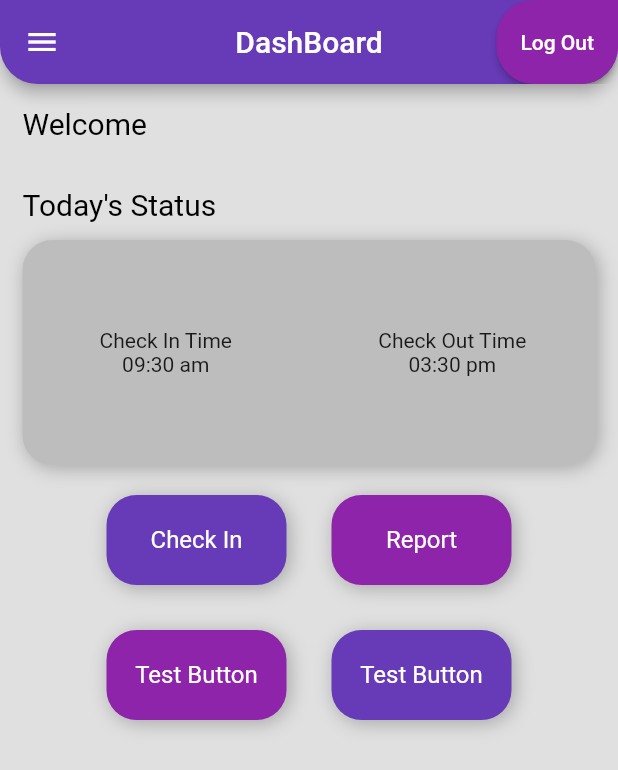
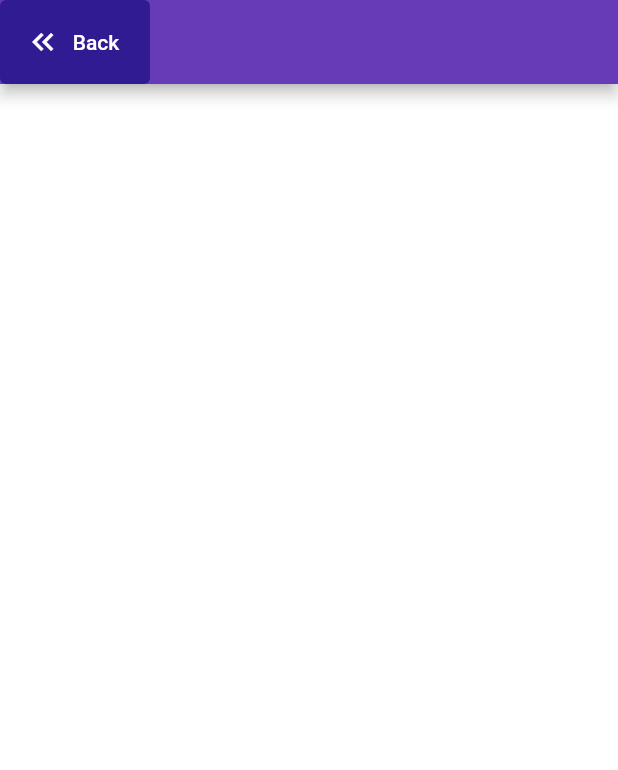
Before and after one commit to FahadKhan007/HRM-App, a Flutter app: the screen it shows once a user with an empty profile is signed in, after a tap on "Report", on a phone screen of 412 x 824 dp. Shown: the top 770 px of the screen. Run offline on Flutter 3.47's test engine with Material 2 defaults, Android fonts, the phone set to English and light mode, and no system bars; our stand-ins replace firebase_auth, firebase_core, get, google_fonts; accounts and stored records are empty; Roboto replaces fonts that are missing (Ubuntu).

Commit message:
dashboard interface changed attendence page added

```diff
--- /dev/null
+++ b/lib/attendance_page.dart
@@ -0,0 +1,37 @@
+// ignore_for_file: prefer_const_constructors
+
+import 'package:flutter/material.dart';
+import 'package:google_fonts/google_fonts.dart';
+
+class AttendancePage extends StatefulWidget {
+  const AttendancePage({super.key});
+
+  @override
+  State<AttendancePage> createState() => _AttendancePageState();
+}
+
+class _AttendancePageState extends State<AttendancePage> {
+  @override
+  Widget build(BuildContext context) {
+    return Scaffold(
+      appBar: AppBar(
+        backgroundColor: Colors.amberAccent,
+      ),
+      body: Column(
+        mainAxisAlignment: MainAxisAlignment.center,
+        children: [
+          Container(
+            alignment: Alignment.centerLeft,
+            child: Text(
+              '20:00:01',
+              style: GoogleFonts.ubuntu(
+                fontSize: 20,
+                color: Colors.white,
+              ),
+            ),
+          ),
+        ],
+      ),
+    );
+  }
+}
--- a/lib/home_page.dart
+++ b/lib/home_page.dart
@@ -5,8 +5,9 @@ import 'package:get/get.dart';
 import 'package:google_fonts/google_fonts.dart';
 import 'package:human_resource_management/auth_controller.dart';
 import 'package:human_resource_management/register_page.dart';
-import 'package:slide_to_act/slide_to_act.dart';
+import 'package:human_resource_management/report_page.dart';
 
+import 'attendance_page.dart';
 import 'my_drawer_header.dart';
 
 class HomePage extends StatelessWidget {
@@ -31,7 +32,7 @@ class HomePage extends StatelessWidget {
           ElevatedButton(
             child: Text("Log Out"),
             style: ElevatedButton.styleFrom(
-              backgroundColor: Colors.purple[600],
+              backgroundColor: Colors.deepPurple[900],
               shape: RoundedRectangleBorder(
                 borderRadius: BorderRadius.only(
                   bottomLeft: Radius.circular(25),
@@ -53,17 +54,8 @@ class HomePage extends StatelessWidget {
           ),
         ],
       ),
-      drawer: Drawer(
-        child: SingleChildScrollView(
-          child: Column(
-            children: [
-              MyDrawerHeader(),
-              MyDrawerList(),
-            ],
-          ),
-        ),
-      ),
-      backgroundColor: Colors.grey[300],
+      drawer: MyDrawerHeader(),
+      backgroundColor: Colors.white24,
       body: SingleChildScrollView(
         padding: EdgeInsets.all(15),
         child: Column(
@@ -76,7 +68,7 @@ class HomePage extends StatelessWidget {
                 'Welcome',
                 style: GoogleFonts.ubuntu(
                   fontSize: 20,
-                  color: Colors.black,
+                  color: Colors.white70,
                 ),
               ),
             ),
@@ -86,7 +78,7 @@ class HomePage extends StatelessWidget {
                 email,
                 style: GoogleFonts.ubuntu(
                   fontSize: 16,
-                  color: Colors.black45,
+                  color: Colors.white,
                 ),
               ),
             ),
@@ -97,7 +89,7 @@ class HomePage extends StatelessWidget {
                 'Today\'s Status',
                 style: GoogleFonts.ubuntu(
                   fontSize: 20,
-                  color: Colors.black,
+                  color: Colors.white70,
                 ),
               ),
             ),
@@ -105,7 +97,7 @@ class HomePage extends StatelessWidget {
               margin: EdgeInsets.only(top: 12),
               height: 150,
               decoration: BoxDecoration(
-                color: Colors.grey[400],
+                color: Colors.deepPurpleAccent[400],
                 // ignore: prefer_const_literals_to_create_immutables
                 boxShadow: [
                   BoxShadow(
@@ -128,9 +120,17 @@ class HomePage extends StatelessWidget {
                       children: [
                         Text(
                           "Check In Time",
+                          style: GoogleFonts.ubuntu(
+                            fontSize: 18,
+                            color: Colors.white70,
+                          ),
                         ),
                         Text(
                           "09:30 am",
+                          style: GoogleFonts.ubuntu(
+                            fontSize: 15,
+                            color: Colors.white,
+                          ),
                         ),
                       ],
                     ),
@@ -143,9 +143,17 @@ class HomePage extends StatelessWidget {
                       children: [
                         Text(
                           "Check Out Time",
+                          style: GoogleFonts.ubuntu(
+                            fontSize: 18,
+                            color: Colors.white70,
+                          ),
                         ),
                         Text(
                           "03:30 pm",
+                          style: GoogleFonts.ubuntu(
+                            fontSize: 15,
+                            color: Colors.white,
+                          ),
                         ),
                       ],
                     ),
@@ -171,7 +179,7 @@ class HomePage extends StatelessWidget {
             //     },
             //   ),
             // ),
-            SizedBox(height: 20),
+            SizedBox(height: 40),
 
             Row(
               mainAxisAlignment: MainAxisAlignment.center,
@@ -180,7 +188,9 @@ class HomePage extends StatelessWidget {
                 Column(
                   children: [
                     GestureDetector(
-                      onDoubleTap: () {},
+                      onTap: () {
+                        Get.to(() => AttendancePage());
+                      },
                       child: Container(
                         height: 60,
                         width: 120,
@@ -199,7 +209,7 @@ class HomePage extends StatelessWidget {
                         child: Align(
                           alignment: Alignment.center,
                           child: Text(
-                            "Check In",
+                            "Attendance",
                             style: GoogleFonts.ubuntu(
                               fontSize: 16,
                               color: Colors.white,
@@ -217,7 +227,7 @@ class HomePage extends StatelessWidget {
                         height: 60,
                         width: 120,
                         decoration: BoxDecoration(
-                          color: Colors.purple[600],
+                          color: Colors.deepPurple[900],
                           // ignore: prefer_const_literals_to_create_immutables
                           boxShadow: [
                             BoxShadow(
@@ -248,12 +258,14 @@ class HomePage extends StatelessWidget {
                 Column(
                   children: [
                     GestureDetector(
-                      onTap: () {},
+                      onTap: () {
+                        Get.to(() => ReportPage());
+                      },
                       child: Container(
                         height: 60,
                         width: 120,
                         decoration: BoxDecoration(
-                          color: Colors.purple[600],
+                          color: Colors.deepPurple[900],
                           // ignore: prefer_const_literals_to_create_immutables
                           boxShadow: [
                             BoxShadow(
@@ -345,45 +357,45 @@ class HomePage extends StatelessWidget {
     );
   }
 
-  Widget MyDrawerList() {
-    return Container(
-      padding: EdgeInsets.only(top: 15),
-      child: Column(children: [
-        menuItem(),
-      ]),
-    );
-  }
+  // Widget MyDrawerList() {
+  //   return Container(
+  //     padding: EdgeInsets.only(top: 15),
+  //     child: Column(children: [
+  //       menuItem(),
+  //     ]),
+  //   );
+  // }
 
-  Widget menuItem() {
-    return Material(
-      child: InkWell(
-        onTap: (() {}),
-        child: Padding(
-          padding: EdgeInsets.all(15.0),
-          child: Row(
-            // ignore: prefer_const_literals_to_create_immutables
-            children: [
-              Expanded(
-                child: Icon(
-                  Icons.dashboard_customize_outlined,
-                  size: 20,
-                  color: Colors.black,
-                ),
-              ),
-              Expanded(
-                flex: 3,
-                child: Text(
-                  "Dashboard",
-                  style: TextStyle(
-                    color: Colors.black,
-                    fontSize: 16,
-                  ),
-                ),
-              ),
-            ],
-          ),
-        ),
-      ),
-    );
-  }
+  // Widget menuItem() {
+  //   return Material(
+  //     child: InkWell(
+  //       onTap: (() {}),
+  //       child: Padding(
+  //         padding: EdgeInsets.all(15.0),
+  //         child: Row(
+  //           // ignore: prefer_const_literals_to_create_immutables
+  //           children: [
+  //             Expanded(
+  //               child: Icon(
+  //                 Icons.dashboard_customize_outlined,
+  //                 size: 20,
+  //                 color: Colors.black,
+  //               ),
+  //             ),
+  //             Expanded(
+  //               flex: 3,
+  //               child: Text(
+  //                 "Dashboard",
+  //                 style: TextStyle(
+  //                   color: Colors.black,
+  //                   fontSize: 16,
+  //                 ),
+  //               ),
+  //             ),
+  //           ],
+  //         ),
+  //       ),
+  //     ),
+  //   );
+  // }
 }
--- /dev/null
+++ b/lib/report_page.dart
@@ -0,0 +1,45 @@
+import 'package:flutter/material.dart';
+import 'package:get/get.dart';
+import 'package:google_fonts/google_fonts.dart';
+
+class ReportPage extends StatelessWidget {
+  const ReportPage({super.key});
+
+  @override
+  Widget build(BuildContext context) {
+    // ignore: prefer_const_constructors
+    return Scaffold(
+      backgroundColor: Colors.white24,
+      appBar: AppBar(
+        automaticallyImplyLeading: false,
+        backgroundColor: Colors.deepPurple,
+        leadingWidth: 100,
+        leading: ElevatedButton.icon(
+          onPressed: (() {
+            Get.back();
+          }),
+          icon: Icon(Icons.keyboard_double_arrow_left),
+          label: Text('Back'),
+          style: ElevatedButton.styleFrom(
+            elevation: 0,
+            backgroundColor: Colors.deepPurple[900],
+          ),
+        ),
+      ),
+      body: Center(
+        child: Column(
+          mainAxisAlignment: MainAxisAlignment.center,
+          children: [
+            Text(
+              'Report Page',
+              style: GoogleFonts.ubuntu(
+                fontSize: 20,
+                color: Colors.white,
+              ),
+            ),
+          ],
+        ),
+      ),
+    );
+  }
+}
--- a/lib/splash_screen.dart
+++ b/lib/splash_screen.dart
@@ -17,6 +17,7 @@ class SplashScreen extends StatelessWidget {
           height: 100,
           child: CircularProgressIndicator(
             strokeWidth: 8,
+            // stockoverflow:SplashScreen
             backgroundColor: Colors.deepPurple,
           ),
         ),
```
Also changed, not shown: pubspec.lock, 1 other file.
